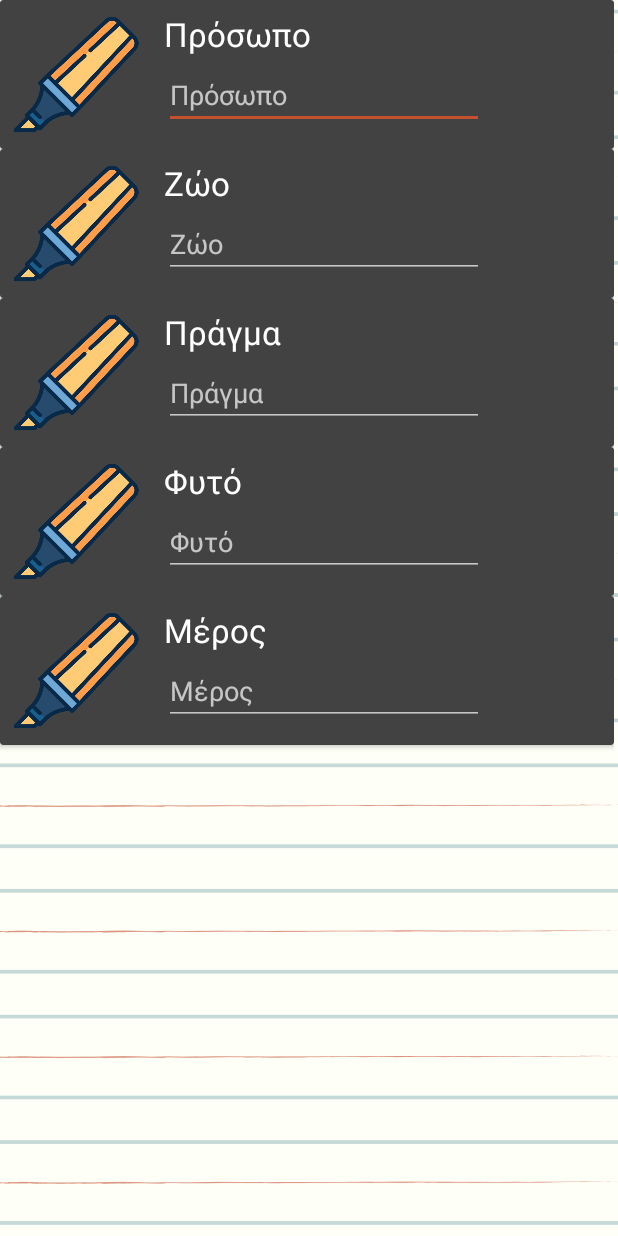
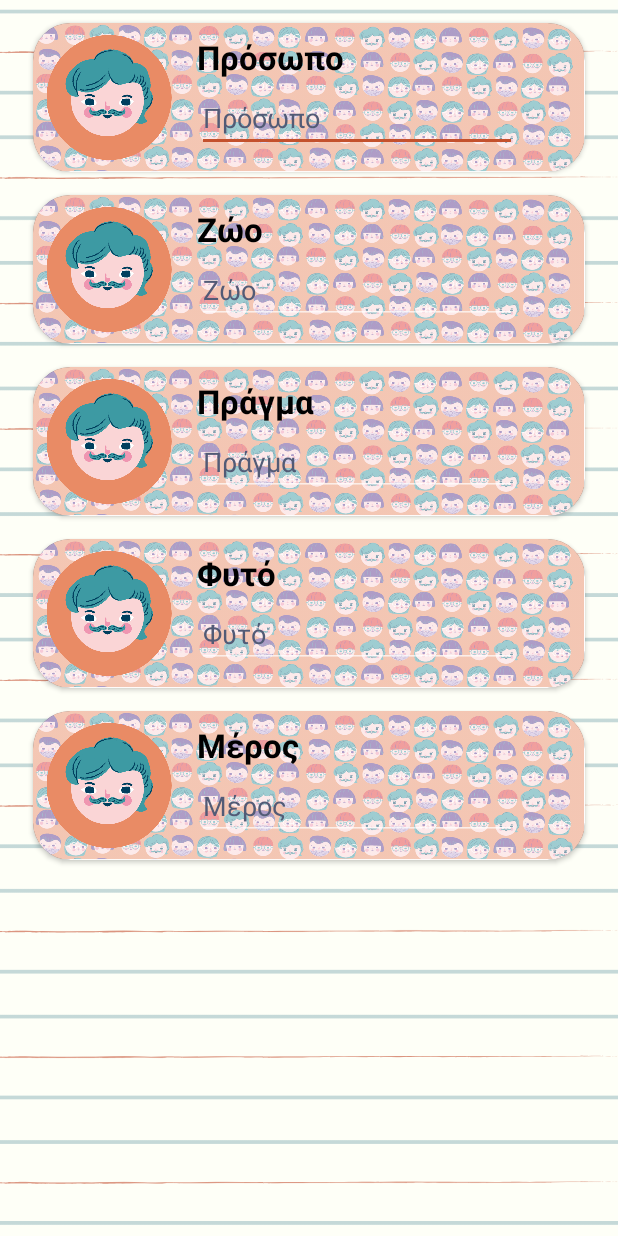
Before and after one commit to sgkevreki/OnomaZwoPragma, an Android app: the GameActivity screen opened directly, with no data from a screen before it, on a phone screen of 412 x 824 dp. Run offline under Robolectric (Android 15) with nearby library versions, the phone set to English and light mode, and no system bars; libraries missing offline, so code that uses them is left out: com.plattysoft.leonids.

Commit message:
Layout stuff

```diff
--- a/app/src/main/java/com/example/onomazwopragmaproject/GameRecyclerviewAdapter.kt
+++ b/app/src/main/java/com/example/onomazwopragmaproject/GameRecyclerviewAdapter.kt
@@ -37,7 +37,7 @@
 
     // Create new Views
     override fun onCreateViewHolder(parent: ViewGroup, viewType: Int): MyViewHolder {
-        val myView = LayoutInflater.from(parent.context).inflate(R.layout.card_for_category, parent, false) as CardView
+        val myView = LayoutInflater.from(parent.context).inflate(R.layout.card_category, parent, false) as CardView
         return MyViewHolder(myView)
     }
 
--- a/app/src/main/res/layout/activity_game.xml
+++ b/app/src/main/res/layout/activity_game.xml
@@ -9,8 +9,8 @@
 
     <androidx.recyclerview.widget.RecyclerView
         android:id="@+id/game_recyclerview"
-        android:layout_width="409dp"
-        android:layout_height="729dp"
+        android:layout_width="match_parent"
+        android:layout_height="match_parent"
         app:layout_constraintStart_toStartOf="parent"
         app:layout_constraintTop_toTopOf="parent" />
 </androidx.constraintlayout.widget.ConstraintLayout>
--- a/app/src/main/res/layout/card_for_category.xml
+++ b/app/src/main/res/layout/card_category.xml
@@ -3,11 +3,18 @@
     xmlns:app="http://schemas.android.com/apk/res-auto"
     xmlns:tools="http://schemas.android.com/tools"
     android:layout_width="match_parent"
-    android:layout_height="wrap_content">
+    android:layout_height="wrap_content"
+    android:layout_marginHorizontal="22dp"
+    android:layout_marginTop="15dp"
+    app:cardCornerRadius="25dp">
 
     <androidx.constraintlayout.widget.ConstraintLayout
         android:layout_width="match_parent"
-        android:layout_height="match_parent">
+        android:layout_height="wrap_content"
+        android:background="@drawable/name_background"
+        android:backgroundTint="#80FFFFFF"
+        android:backgroundTintMode="src_over"
+        android:visibility="visible">
 
         <ImageView
             android:id="@+id/category_image"
@@ -17,7 +24,7 @@
             app:layout_constraintBottom_toBottomOf="parent"
             app:layout_constraintStart_toStartOf="parent"
             app:layout_constraintTop_toTopOf="parent"
-            app:srcCompat="@drawable/highlighter" />
+            app:srcCompat="@drawable/name_image" />
 
         <TextView
             android:id="@+id/category_name"
@@ -28,8 +35,10 @@
             android:layout_marginTop="8dp"
             android:text="Category Name"
             android:textAppearance="@style/TextAppearance.AppCompat.Large"
+            android:textColor="@android:color/black"
+            android:textStyle="bold"
             app:layout_constraintStart_toEndOf="@+id/category_image"
-            app:layout_constraintTop_toTopOf="parent"/>
+            app:layout_constraintTop_toTopOf="parent" />
 
         <EditText
             android:id="@+id/category_user_input"
@@ -37,9 +46,10 @@
             android:layout_height="wrap_content"
             android:layout_marginTop="3dp"
             android:ems="10"
+            android:hint="Category Name"
             android:inputType="textPersonName"
-            android:hint="Category Name"
-            android:textColor="@android:color/white"
+            android:textColor="@android:color/black"
+            android:textColorHint="@color/colorPrimary"
             app:layout_constraintStart_toStartOf="@+id/category_name"
             app:layout_constraintTop_toBottomOf="@+id/category_name" />
 
```
Also changed, not shown: app/src/main/res/drawable/animal_image.png (added), app/src/main/res/drawable/name_background.png (added), app/src/main/res/drawable/name_image.png (added), app/src/main/res/drawable/thing_image.png (added).
